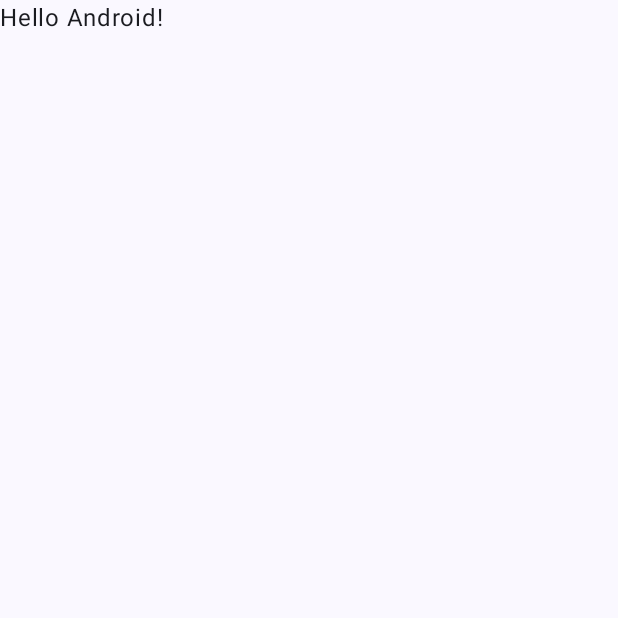
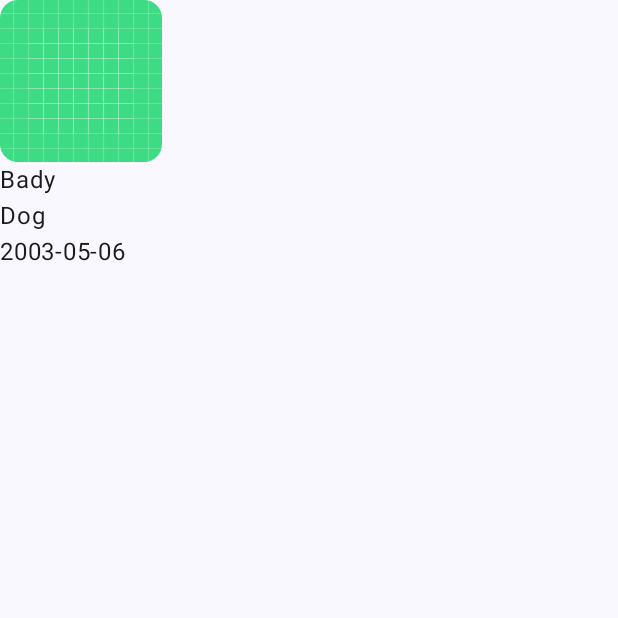
Before and after one commit to gastyCode/petcare-pal, an Android app built with Jetpack Compose: the screen it shows after launch (MainActivity), on a phone screen of 412 x 824 dp, the top half of it. Before the commit the part shown is almost empty. Run offline under Robolectric (Android 15) with nearby library versions, the phone set to English and light mode, and no system bars.

Commit message:
First screen element

```diff
--- a/app/build.gradle.kts
+++ b/app/build.gradle.kts
@@ -50,7 +50,6 @@ android {
 }
 
 dependencies {
-
     implementation(libs.androidx.core.ktx)
     implementation(libs.androidx.lifecycle.runtime.ktx)
     implementation(libs.androidx.activity.compose)
@@ -59,6 +58,8 @@ dependencies {
     implementation(libs.androidx.ui.graphics)
     implementation(libs.androidx.ui.tooling.preview)
     implementation(libs.androidx.material3)
+    implementation(libs.androidx.navigation.compose)
+    implementation(libs.androidx.material3.android)
     testImplementation(libs.junit)
     androidTestImplementation(libs.androidx.junit)
     androidTestImplementation(libs.androidx.espresso.core)
--- a/app/src/main/java/com/obake/petcarepal/MainActivity.kt
+++ b/app/src/main/java/com/obake/petcarepal/MainActivity.kt
@@ -4,12 +4,18 @@ import android.os.Bundle
 import androidx.activity.ComponentActivity
 import androidx.activity.compose.setContent
 import androidx.compose.foundation.layout.fillMaxSize
+import androidx.compose.foundation.layout.padding
+import androidx.compose.material3.BottomAppBar
 import androidx.compose.material3.MaterialTheme
+import androidx.compose.material3.Scaffold
 import androidx.compose.material3.Surface
-import androidx.compose.material3.Text
 import androidx.compose.runtime.Composable
 import androidx.compose.ui.Modifier
 import androidx.compose.ui.tooling.preview.Preview
+import androidx.navigation.compose.NavHost
+import androidx.navigation.compose.composable
+import androidx.navigation.compose.rememberNavController
+import com.obake.petcarepal.ui.OverviewScreen
 import com.obake.petcarepal.ui.theme.PetCarePalTheme
 
 class MainActivity : ComponentActivity() {
@@ -22,25 +28,49 @@ class MainActivity : ComponentActivity() {
                     modifier = Modifier.fillMaxSize(),
                     color = MaterialTheme.colorScheme.background
                 ) {
-                    Greeting("Android")
+                    val navController = rememberNavController()
+                    Scaffold(
+                        bottomBar = {
+                            BottomAppBar {
+
+                            }
+                        }
+                    ) { padding ->
+                        NavHost(navController = navController, startDestination = "Landing") {
+                            composable("Landing") {
+                                OverviewScreen(modifier = Modifier.padding(padding))
+                            }
+                        }
+                    }
                 }
             }
         }
     }
 }
 
+@Preview(showBackground = true, showSystemUi = true)
 @Composable
-fun Greeting(name: String, modifier: Modifier = Modifier) {
-    Text(
-        text = "Hello $name!",
-        modifier = modifier
-    )
-}
+fun DefaultPreview() {
+    PetCarePalTheme {
+        // A surface container using the 'background' color from the theme
+        Surface(
+            modifier = Modifier.fillMaxSize(),
+            color = MaterialTheme.colorScheme.background
+        ) {
+            val navController = rememberNavController()
+            Scaffold(
+                bottomBar = {
+                    BottomAppBar {
 
-@Preview(showBackground = true)
-@Composable
-fun GreetingPreview() {
-    PetCarePalTheme {
-        Greeting("Android")
+                    }
+                }
+            ) { padding ->
+                NavHost(navController = navController, startDestination = "Landing") {
+                    composable("Landing") {
+                        OverviewScreen(modifier = Modifier.padding(padding))
+                    }
+                }
+            }
+        }
     }
 }
--- /dev/null
+++ b/app/src/main/java/com/obake/petcarepal/data/models/Pet.kt
@@ -0,0 +1,4 @@
+package com.obake.petcarepal.data.models
+
+data class Pet(val name: String, val type: String, val date: String, val imageUrl: String) {
+}
--- /dev/null
+++ b/app/src/main/java/com/obake/petcarepal/ui/OverviewScreen.kt
@@ -0,0 +1,46 @@
+package com.obake.petcarepal.ui
+
+import androidx.annotation.DrawableRes
+import androidx.compose.foundation.Image
+import androidx.compose.foundation.layout.Box
+import androidx.compose.foundation.layout.Column
+import androidx.compose.material3.MaterialTheme
+import androidx.compose.material3.Text
+import androidx.compose.runtime.Composable
+import androidx.compose.ui.Modifier
+import androidx.compose.ui.draw.clip
+import androidx.compose.ui.res.painterResource
+import androidx.compose.ui.tooling.preview.Preview
+import com.obake.petcarepal.R
+import com.obake.petcarepal.ui.theme.PetCarePalTheme
+import java.sql.Date
+
+@Composable
+fun OverviewScreen(modifier: Modifier = Modifier) {
+    Box(modifier = Modifier.then(modifier)) {
+        PetOverview("Bady", "Dog", Date(103, 4, 6), R.drawable.ic_launcher_background)
+    }
+}
+
+@Composable
+fun PetOverview(name: String, type: String, date: Date, @DrawableRes image: Int) {
+    Column {
+        Image(
+            painter = painterResource(id = image),
+            contentDescription = name,
+            modifier = Modifier
+                .clip(shape = MaterialTheme.shapes.medium)
+        )
+        Text(text = name)
+        Text(text = type)
+        Text(text = date.toString())
+    }
+}
+
+@Preview(showBackground = true)
+@Composable
+fun OverviewScreenPreview() {
+    PetCarePalTheme {
+        OverviewScreen()
+    }
+}
--- a/gradle/libs.versions.toml
+++ b/gradle/libs.versions.toml
@@ -1,5 +1,6 @@
 [versions]
 agp = "8.3.1"
+glide = "4.14.2"
 kotlin = "1.9.0"
 coreKtx = "1.12.0"
 junit = "4.13.2"
@@ -8,9 +9,12 @@ espressoCore = "3.5.1"
 lifecycleRuntimeKtx = "2.7.0"
 activityCompose = "1.8.2"
 composeBom = "2023.08.00"
+navigationCompose = "2.7.7"
+material3Android = "1.2.1"
 
 [libraries]
 androidx-core-ktx = { group = "androidx.core", name = "core-ktx", version.ref = "coreKtx" }
+glide = { module = "com.github.bumptech.glide:glide", version.ref = "glide" }
 junit = { group = "junit", name = "junit", version.ref = "junit" }
 androidx-junit = { group = "androidx.test.ext", name = "junit", version.ref = "junitVersion" }
 androidx-espresso-core = { group = "androidx.test.espresso", name = "espresso-core", version.ref = "espressoCore" }
@@ -24,6 +28,8 @@ androidx-ui-tooling-preview = { group = "androidx.compose.ui", name = "ui-toolin
 androidx-ui-test-manifest = { group = "androidx.compose.ui", name = "ui-test-manifest" }
 androidx-ui-test-junit4 = { group = "androidx.compose.ui", name = "ui-test-junit4" }
 androidx-material3 = { group = "androidx.compose.material3", name = "material3" }
+androidx-navigation-compose = { group = "androidx.navigation", name = "navigation-compose", version.ref = "navigationCompose" }
+androidx-material3-android = { group = "androidx.compose.material3", name = "material3-android", version.ref = "material3Android" }
 
 [plugins]
 androidApplication = { id = "com.android.application", version.ref = "agp" }
```
Also changed, not shown: app/src/main/java/com/obake/petcarepal/data/Database.kt (added, +21 -0 lines).
